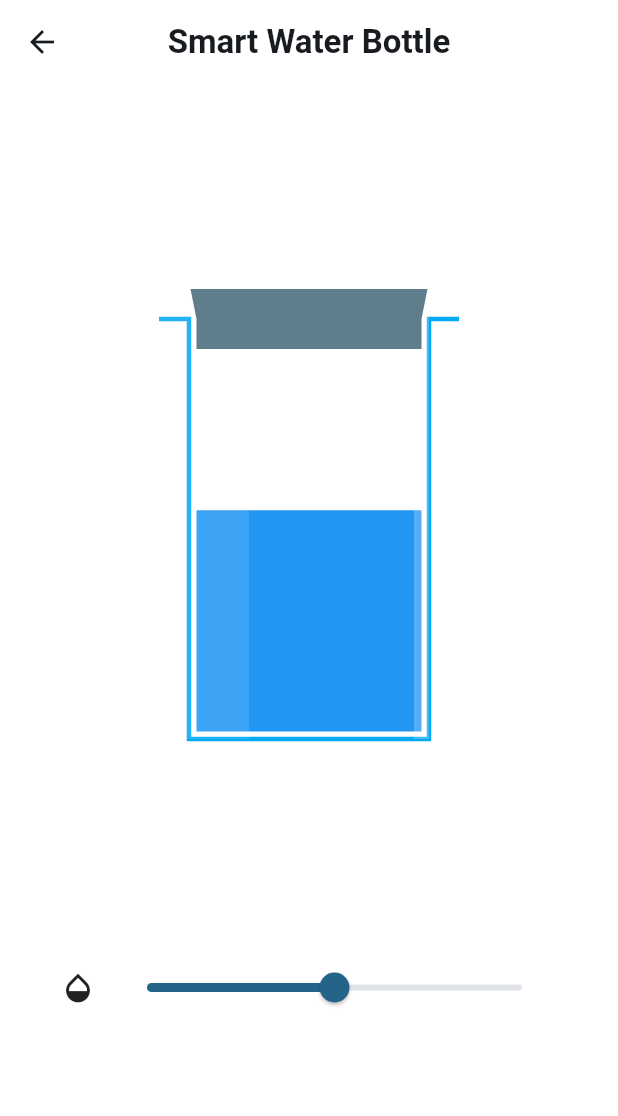
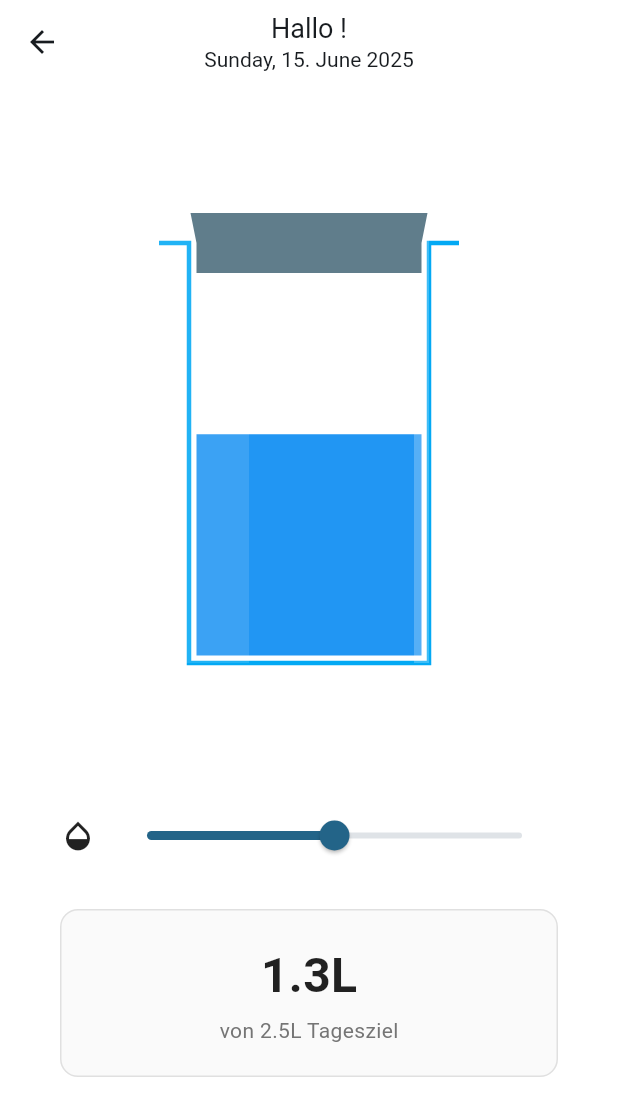
Before and after one commit to kvnlnk/swpm-smart-water-bottle, a Flutter app: the Home screen opened directly, on a phone screen of 412 x 824 dp. Shown: the top 1116 px of the screen. Run offline on Flutter 3.47's test engine with Material 3 defaults, Android fonts, the phone set to English and light mode, and no system bars; our stand-ins replace flutter_dotenv, supabase_flutter; missing offline and left inert: supabase_auth_ui; accounts and stored records are empty.

Commit message:
feat: get username and date format

```diff
--- a/frontend/swpm_flutter_app/lib/pages/home.dart
+++ b/frontend/swpm_flutter_app/lib/pages/home.dart
@@ -1,4 +1,6 @@
 import 'package:flutter/material.dart';
+import 'package:intl/intl.dart';
+import 'package:supabase_flutter/supabase_flutter.dart';
 import '../components/water_bottle/water_bottle.dart';
 
 class Home extends StatefulWidget {
@@ -10,7 +12,24 @@ class Home extends StatefulWidget {
 
 class HomeState extends State<Home> {
   double waterLevel = 0.5;
-  int selectedStyle = 0;
+  double dailyGoal = 2.5;
+  final supabase = Supabase.instance.client;
+  String? username;
+
+  @override
+  void initState() {
+    super.initState();
+    _loadUsername();
+  }
+
+  void _loadUsername() {
+    final user = Supabase.instance.client.auth.currentUser;
+    if (user != null) {
+      setState(() {
+        username = user.userMetadata?['username'];
+      });
+    }
+  }
 
   @override
   Widget build(BuildContext context) {
@@ -25,6 +44,32 @@ class HomeState extends State<Home> {
       child: SizedBox(width: 200, height: 300, child: plain),
     );
 
+    final waterDisplay = Container(
+      margin: const EdgeInsets.symmetric(horizontal: 40, vertical: 20),
+      padding: const EdgeInsets.all(20),
+      decoration: BoxDecoration(
+        color: Colors.grey[50],
+        borderRadius: BorderRadius.circular(12),
+        border: Border.all(color: Colors.grey[300]!),
+      ),
+      child: Column(
+        children: [
+          Text(
+            "${(waterLevel * dailyGoal).toStringAsFixed(1)}L",
+            style: const TextStyle(
+              fontSize: 32,
+              fontWeight: FontWeight.bold,
+              color: Colors.black87,
+            ),
+          ),
+          const SizedBox(height: 4),
+          Text(
+            "von ${dailyGoal.toStringAsFixed(1)}L Tagesziel",
+            style: TextStyle(fontSize: 14, color: Colors.grey[600]),
+          ),
+        ],
+      ),
+    );
     final waterSlider = Padding(
       padding: EdgeInsets.symmetric(vertical: 5, horizontal: 40),
       child: Row(
@@ -51,9 +96,17 @@ class HomeState extends State<Home> {
 
     return Scaffold(
       appBar: AppBar(
-        title: const Text(
-          "Smart Water Bottle",
-          style: TextStyle(fontSize: 22, fontWeight: FontWeight.bold),
+        title: Column(
+          children: [
+            Text("Hallo $username!", style: const TextStyle(fontSize: 18)),
+            Text(
+              DateFormat('EEEE, dd. MMMM yyyy').format(DateTime.now()),
+              style: const TextStyle(
+                fontSize: 14,
+                fontWeight: FontWeight.normal,
+              ),
+            ),
+          ],
         ),
         centerTitle: true,
         backgroundColor: Colors.white,
@@ -65,7 +118,14 @@ class HomeState extends State<Home> {
         child: Column(
           mainAxisAlignment: MainAxisAlignment.center,
           crossAxisAlignment: CrossAxisAlignment.stretch,
-          children: [Spacer(), bottle, Spacer(), waterSlider, Spacer()],
+          children: [
+            Spacer(),
+            bottle,
+            Spacer(),
+            waterSlider,
+            waterDisplay,
+            Spacer(),
+          ],
         ),
       ),
     );
--- a/frontend/swpm_flutter_app/pubspec.yaml
+++ b/frontend/swpm_flutter_app/pubspec.yaml
@@ -38,6 +38,7 @@ dependencies:
   supabase_flutter: ^2.0.0
   supabase_auth_ui: ^0.5.5
   http: ^1.0.0
+  intl: ^0.18.1
 
 dev_dependencies:
   flutter_test:
```
